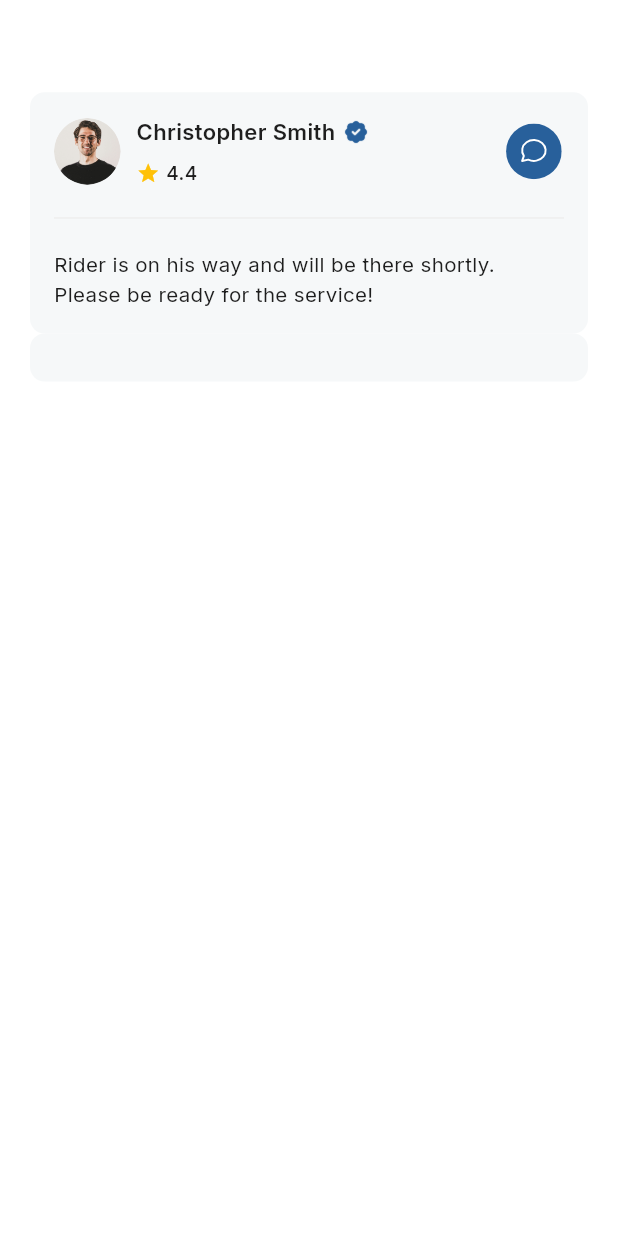
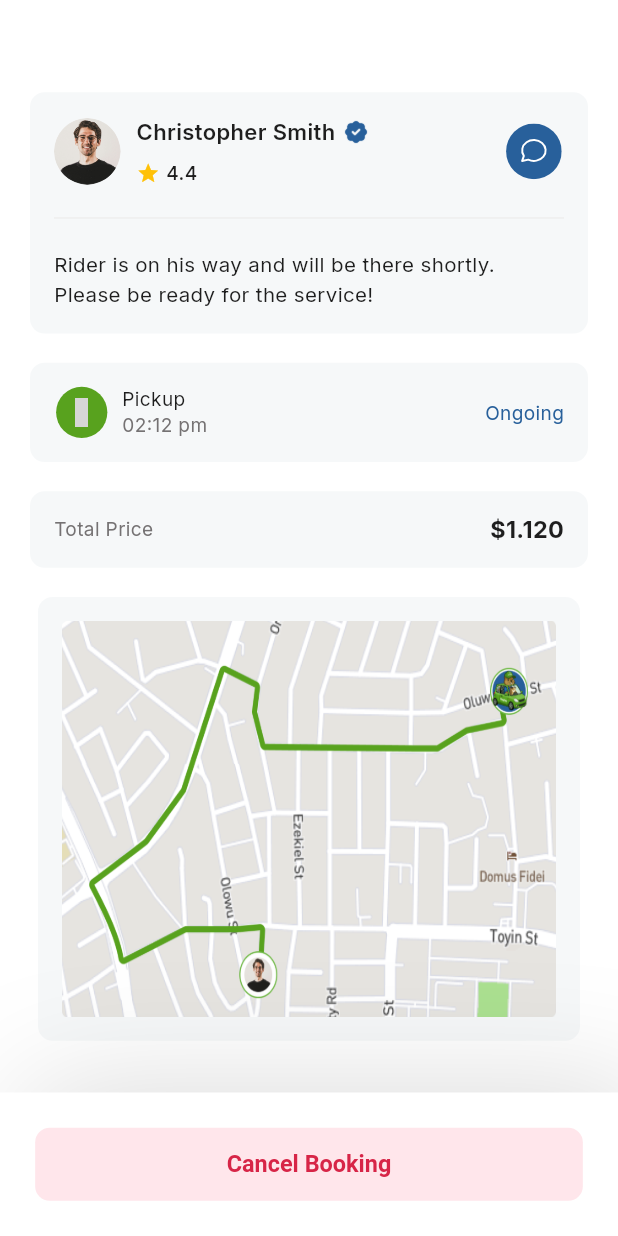
Before and after one commit to Uzair-flutter/Gopher, a Flutter app: the RideDetailScreen screen opened directly, on a phone screen of 412 x 824 dp. Run offline on Flutter 3.47's test engine with Material 3 defaults, Android fonts, the phone set to English and light mode, and no system bars; our stand-ins replace carousel_slider, country_picker, flutter_screenutil, flutter_svg, google_fonts, iconsax and 3 more; missing offline and left inert: syncfusion_flutter_core; accounts and stored records are empty; grey boxes are pictures that could not be loaded.

Commit message:
feat: Implement Rider on the Way and enhance Ride Detail screens
This commit introduces the `RiderOnTheWayScreen` to track a ride in progress and significantly updates the `RideDetailScreen` with a new layout and cancellation functionality.

### Key Changes:

-   **New Screen: `RiderOnTheWayScreen`**
    -   A new screen has been created (`rider_on_the_way_screen.dart`) to display the live status when a rider is en route.
    -   It shows rider information, completed pickup status, and ongoing drop-off details.
    -   Includes an expandable and collapsible "Items" section to display the list of items being delivered.
    -   A map placeholder and total price are also displayed.

-   **`RideDetailScreen` Enhancements:**
    -   The UI has been rebuilt to provide more detailed ride information, including pickup status, total price, and a map view.
    -   A "Cancel Booking" button has been added to the bottom navigation bar.
    -   Tapping the button opens a confirmation bottom sheet (`showCancelBookingSheet`).

-   **`cancel_booking.dart` Refactor:**
    -   The buttons ("No, Go back" and "Cancel Booking") in the cancellation bottom sheet are now functional. They are wrapped in `GestureDetector` widgets to handle tap events and dismiss the sheet.

-   **App Initialization (`app_init.dart`):**
    -   The initial route has been temporarily set to `RiderOnTheWayScreen` for development and testing purposes.

```diff
--- a/lib/screens/ride_detail_screen.dart
+++ b/lib/screens/ride_detail_screen.dart
@@ -3,6 +3,10 @@ import 'package:flutter_screenutil/flutter_screenutil.dart';
 import 'package:flutter_svg/svg.dart';
 import 'package:gopher/utils/assets.dart';
 import 'package:gopher/utils/color_constant.dart';
+import 'package:iconsax/iconsax.dart';
+
+import '../widgets/bottomSheet/cancel_booking.dart';
+import '../widgets/bottom_shadow_bar.dart';
 
 class RideDetailScreen extends StatelessWidget {
   const RideDetailScreen({super.key});
@@ -12,19 +16,138 @@ class RideDetailScreen extends StatelessWidget {
     return Scaffold(
       body: Padding(
         padding: EdgeInsets.symmetric(horizontal: 20.0),
-        child: Column(children: [SizedBox(height: 63.h),
+        child: Column(
+          children: [
+            SizedBox(height: 63.h),
             buildRiderInfo(),
+            SizedBox(height: 20.h),
             Container(
               padding: EdgeInsets.all(16.0),
               decoration: BoxDecoration(
                 color: AppColors.textFieldFillColor,
                 borderRadius: BorderRadius.circular(10.0.r),
               ),
-      child: Row(children: [
-        Container()
-      ],),
-          )
-        ]),
+              child: Row(
+                mainAxisAlignment: MainAxisAlignment.spaceBetween,
+                children: [
+                  Row(
+                    children: [
+                      Container(
+                        height: 35.h,
+                        width: 35.w,
+                        padding: EdgeInsets.all(6.w),
+                        decoration: BoxDecoration(
+                          shape: BoxShape.circle,
+                          color: AppColors.kPrimaryColor,
+                          //borderRadius: BorderRadius.circular(10.0.r),
+                        ),
+                        child: Icon(
+                          Iconsax.location,
+                          color: Colors.white,
+                          size: 18.w,
+                        ),
+                      ),
+                      SizedBox(width: 8.w),
+                      Column(
+                        crossAxisAlignment: CrossAxisAlignment.start,
+                        children: [
+                          Text(
+                            'Pickup',
+                            style: TextStyle(
+                              color: AppColors.textBlackColor,
+                              fontSize: 13.sp,
+                              height: 0,
+                            ),
+                          ),
+                          SizedBox(height: 2.h),
+                          Text(
+                            '02:12 pm',
+                            style: TextStyle(
+                              height: 0,
+                              color: AppColors.textGreyColor,
+                              fontSize: 13.sp,
+                            ),
+                          ),
+                        ],
+                      ),
+                    ],
+                  ),
+
+                  Text(
+                    'Ongoing',
+                    style: TextStyle(
+                      color: AppColors.kSecondaryColor,
+                      fontSize: 13.sp,
+                    ),
+                  ),
+                ],
+              ),
+            ),
+            SizedBox(height: 20.h),
+            Container(
+              padding: EdgeInsets.all(16.0),
+              decoration: BoxDecoration(
+                color: AppColors.textFieldFillColor,
+                borderRadius: BorderRadius.circular(10.0.r),
+              ),
+              child: Row(
+                mainAxisAlignment: MainAxisAlignment.spaceBetween,
+                children: [
+                  Text(
+                    'Total Price',
+                    style: TextStyle(
+                      height: 0,
+                      color: AppColors.textGreyColor,
+                      fontSize: 13.sp,
+                    ),
+                  ),
+                  Text(
+                    '\$1.120',
+                    style: TextStyle(
+                      height: 0,
+                      color: AppColors.textBlackColor,
+                      fontSize: 16.sp,
+                      fontWeight: FontWeight.bold,
+                    ),
+                  ),
+                ],
+              ),
+            ),
+            SizedBox(height: 20.h),
+            Container(
+              height: 303.h,
+              width: 342.w,
+              padding: EdgeInsets.all(16.0),
+              decoration: BoxDecoration(
+                color: AppColors.textFieldFillColor,
+                borderRadius: BorderRadius.circular(10.0.r),
+              ),
+              child: Image.asset(DummyAssets.deliveryMap, fit: BoxFit.fill),
+            ),
+          ],
+        ),
+      ),
+      bottomNavigationBar: BottomShadowBar(
+        child: ElevatedButton(
+          onPressed: () {
+            showCancelBookingSheet(context);
+          },
+          style: ElevatedButton.styleFrom(
+            backgroundColor: Color(0xFFFFE6EB), // Background color
+            shape: RoundedRectangleBorder(
+              borderRadius: BorderRadius.circular(10.r),
+            ),
+            elevation: 0,
+          ),
+          child: Text(
+            'Cancel Booking',
+            style: TextStyle(
+              fontSize: 16.sp,
+              fontWeight: FontWeight.w600,
+              color: Color(0xFFD72547), // Text color
+            ),
+          ),
+        ),
       ),
     );
   }
```
Also changed, not shown: lib/app_init.dart (+4 -5 lines), lib/screens/rider_on_the_way_screen.dart (added, +414 -0 lines), lib/widgets/bottomSheet/cancel_booking.dart (+10 -0 lines). Lines whose indentation alone changed are shown as unchanged.
